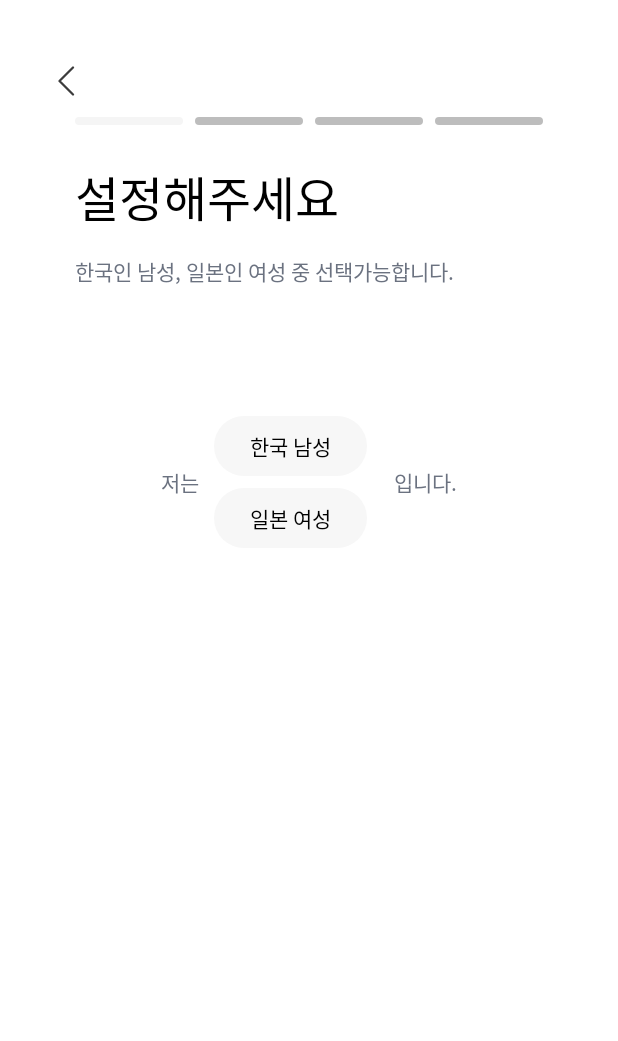
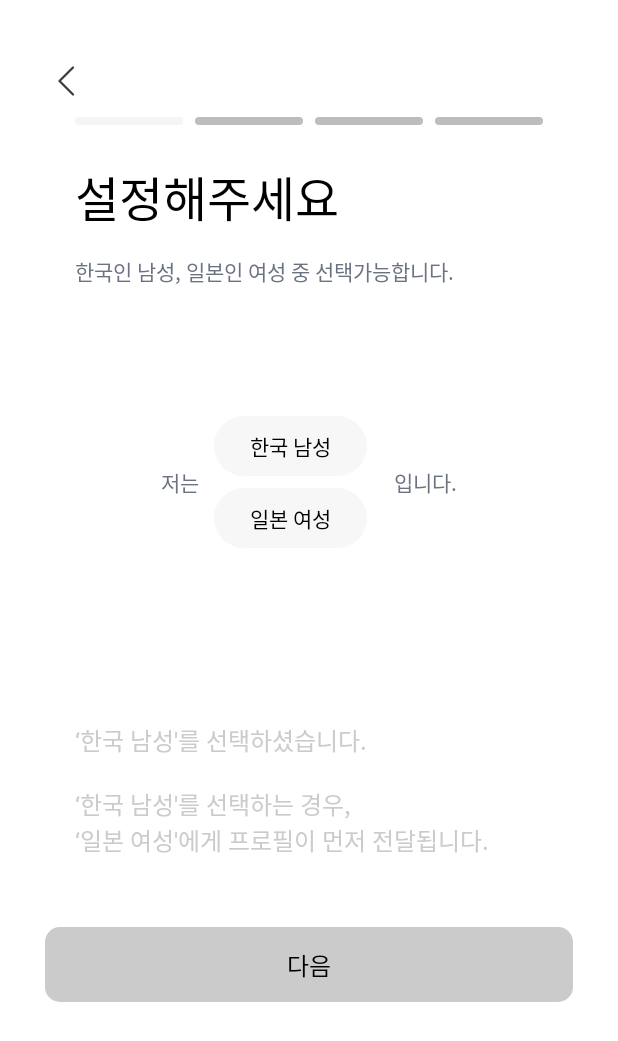
Before and after one commit to ApptiveDev/JapanGirlKoreanBoy, an Android app built with Jetpack Compose: the RequiredInfoScreen screen opened through its navigation route, on a phone screen of 412 x 824 dp. Shown: the top 1041 px of the screen. Run offline under Robolectric (Android 15) with nearby library versions, the phone set to English and light mode, and no system bars; our stand-ins replace Firebase (no records; nobody signed in at launch, a user with empty details on screens opened directly); Roboto replaces fonts that are not available here.

Commit message:
feat: 버튼 추가

```diff
--- a/frontend/app/src/main/java/com/apptive/japkor/ui/requiredinfo/RequiredInfoScreen.kt
+++ b/frontend/app/src/main/java/com/apptive/japkor/ui/requiredinfo/RequiredInfoScreen.kt
@@ -14,6 +14,9 @@ import androidx.compose.foundation.layout.height
 import androidx.compose.foundation.layout.padding
 import androidx.compose.foundation.layout.safeDrawing
 import androidx.compose.foundation.layout.width
+import androidx.compose.foundation.shape.RoundedCornerShape
+import androidx.compose.material3.Button
+import androidx.compose.material3.ButtonDefaults
 import androidx.compose.material3.IconButton
 import androidx.compose.runtime.Composable
 import androidx.compose.runtime.mutableStateOf
@@ -103,9 +106,9 @@ fun RequiredInfoScreen(
                 Column {
                     listOf("한국 남성", "일본 여성").forEach { option ->
                         val isSelected = selectedOption.value == option
-                        androidx.compose.material3.Button(
+                        Button(
                             onClick = { selectedOption.value = option },
-                            colors = androidx.compose.material3.ButtonDefaults.buttonColors(
+                            colors = ButtonDefaults.buttonColors(
                                 containerColor = if (isSelected) CustomColor.gray300 else CustomColor.gray100
                             ),
                             modifier = Modifier.padding(end = 8.dp)
@@ -125,6 +128,33 @@ fun RequiredInfoScreen(
                     type = CustomTextType.mainRegularSmall,
                 )
             }
+            Spacer(modifier = Modifier.height(80.dp))
+            CustomText(
+                text = "‘한국 남성'를 선택하셨습니다.\n" +
+                        "\n" +
+                        "‘한국 남성'를 선택하는 경우,\n" +
+                        "‘일본 여성'에게 프로필이 먼저 전달됩니다.",
+                color = CustomColor.gray300,
+                type = CustomTextType.bodyLarge,
+            )
+            Spacer(modifier = Modifier.height(30.dp))
+        }
+        Button(
+            onClick = { navController.navigate("") },
+            modifier = Modifier
+                .fillMaxWidth()
+                .height(50.dp)
+                .padding(horizontal = 30.dp),
+            colors = ButtonDefaults.buttonColors(
+                containerColor = CustomColor.gray300
+            ),
+            shape = RoundedCornerShape(10.dp)
+        ) {
+            CustomText(
+                text = "다음",
+                type = CustomTextType.bodyLarge,
+                color = Color.Black
+            )
         }
 
 
```
